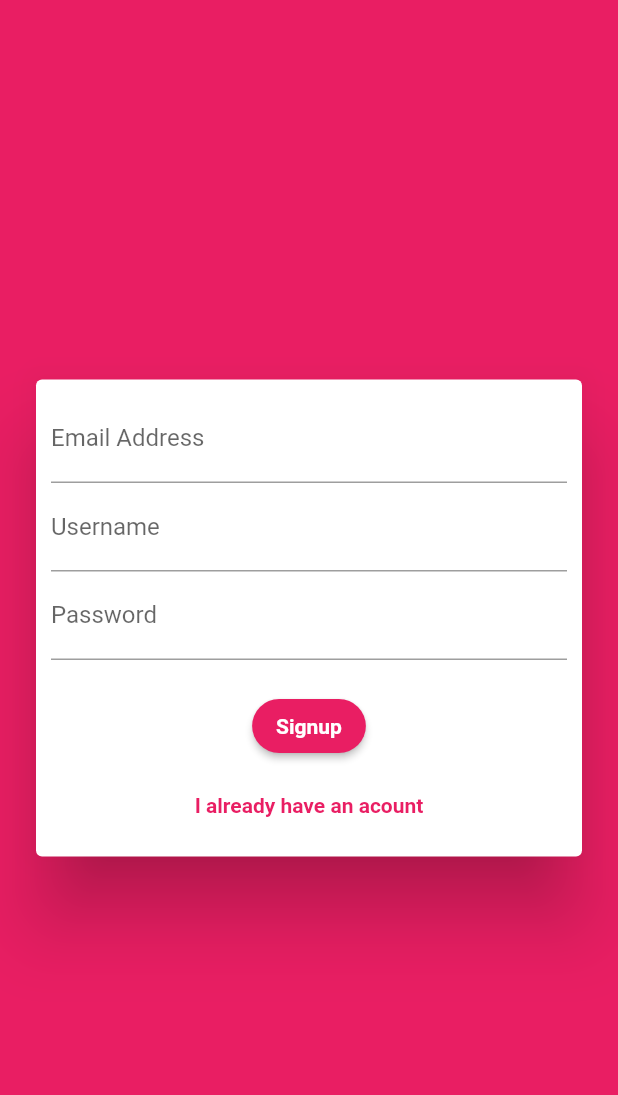
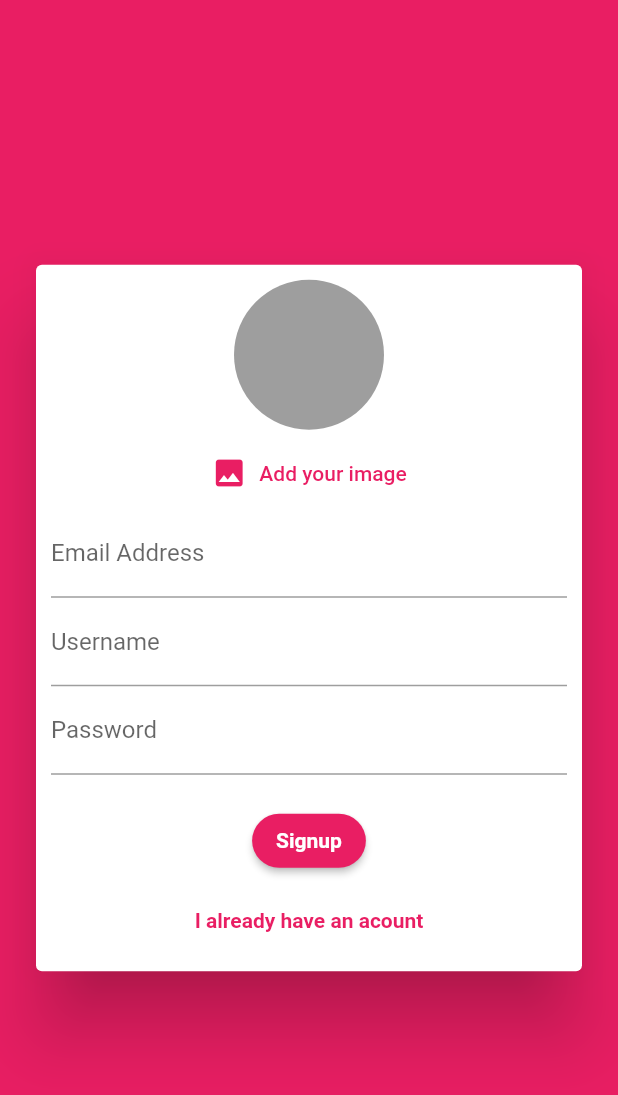
Before and after one commit to AbdelrahmanMagdy84/Amazing-chat-flutter-app, a Flutter app: the screen it shows after launch, on a phone screen of 412 x 824 dp. Shown: the top 1095 px of the screen. Run offline on Flutter 3.47's test engine with Material 2 defaults, Android fonts, the phone set to English and light mode, and no system bars; our stand-ins replace cloud_firestore, firebase_auth, firebase_core, firebase_storage, image_picker; accounts and stored records are empty.

Commit message:
add auth and messages card

```diff
--- a/lib/widgets/auth/auth_form.dart
+++ b/lib/widgets/auth/auth_form.dart
@@ -1,10 +1,15 @@
+import 'dart:io';
+
+import 'package:amazing_chat/widgets/auth/image_auth.dart';
 import 'package:flutter/material.dart';
+import 'package:image_picker/image_picker.dart';
 
 class AuthForm extends StatefulWidget {
   final void Function(
       {required String email,
       required String username,
       required String password,
+      required File image,
       required bool isLogin,
       required BuildContext ctx}) submitFun;
   final bool isLoading;
@@ -19,8 +24,14 @@ class _AuthFormState extends State<AuthForm> {
   String userEmail = '';
   String userName = '';
   String userPassword = '';
+  File? pickedImage;
 
   void _trySubmit() {
+    if (pickedImage == null && !isLogin) {
+      ScaffoldMessenger.of(context)
+          .showSnackBar(SnackBar(content: Text("please choose an image")));
+      return;
+    }
     final isValid = _formKey.currentState!.validate();
     FocusScope.of(context).unfocus();
     if (isValid) {
@@ -29,9 +40,17 @@ class _AuthFormState extends State<AuthForm> {
           email: userEmail.trim(),
           username: userName.trim(),
           password: userPassword.trim(),
+          image: pickedImage!,
           isLogin: isLogin,
           ctx: context);
     }
+  }
+
+  Future<File?> chooseImage() async {
+    XFile? tempFile =
+        await ImagePicker().pickImage(source: ImageSource.gallery,imageQuality: 50,maxWidth:150 );
+    pickedImage = File(tempFile!.path);
+    return pickedImage;
   }
 
   @override
@@ -51,6 +70,7 @@ class _AuthFormState extends State<AuthForm> {
                   child: Column(
                     mainAxisSize: MainAxisSize.min,
                     children: [
+                      ImageAuth(chooseImage),
                       TextFormField(
                         key: ValueKey('email'),
                         validator: (value) {
@@ -76,8 +96,7 @@ class _AuthFormState extends State<AuthForm> {
                             }
                             return null;
                           },
-                          decoration:
-                              const InputDecoration(label: Text("Username")),
+                          decoration: InputDecoration(label: Text("Username")),
                           onSaved: (value) {
                             userName = value!;
                           },
--- /dev/null
+++ b/lib/widgets/auth/image_auth.dart
@@ -0,0 +1,38 @@
+import 'dart:io';
+import 'package:image_picker/image_picker.dart';
+import 'package:flutter/material.dart';
+
+class ImageAuth extends StatefulWidget {
+  final Future<File?> Function() pickImage;
+  ImageAuth(this.pickImage);
+  @override
+  _ImageAuthState createState() => _ImageAuthState();
+}
+
+class _ImageAuthState extends State<ImageAuth> {
+  File? pickedImage;
+
+  @override
+  Widget build(BuildContext context) {
+    return Column(children: [
+      CircleAvatar(
+        radius: 50,
+        backgroundImage:
+            pickedImage == null ? null : FileImage(pickedImage!, scale: .1),
+        backgroundColor: Colors.grey,
+      ),
+      const SizedBox(
+        height: 5,
+      ),
+      TextButton.icon(
+          onPressed: () async {
+            File? x = await widget.pickImage();
+            setState(() {
+              pickedImage = x;
+            });
+          },
+          icon: const Icon(Icons.image),
+          label: const Text("Add your image"))
+    ]);
+  }
+}
--- a/pubspec.yaml
+++ b/pubspec.yaml
@@ -36,6 +36,9 @@ dependencies:
   cloud_firestore: ^3.1.7
   firebase_core : ^1.10.2
   firebase_auth: ^3.3.6
+  image_picker: ^0.8.4+11
+  firebase_storage: ^9.0.0
+  firebase_messaging: ^11.2.11
 
 dev_dependencies:
   flutter_test:
```
Also changed, not shown: lib/main.dart (+28 -5 lines), lib/screens/auth_screen.dart (+11 -4 lines), lib/screens/chat_screen.dart (+5 -9 lines), lib/widgets/chat/messages.dart (+14 -6 lines), lib/widgets/chat/new_message.dart (added, +70 -0 lines), lib/widgets/chat/single_message_widget.dart (added, +82 -0 lines), pubspec.lock, 1 other file.
